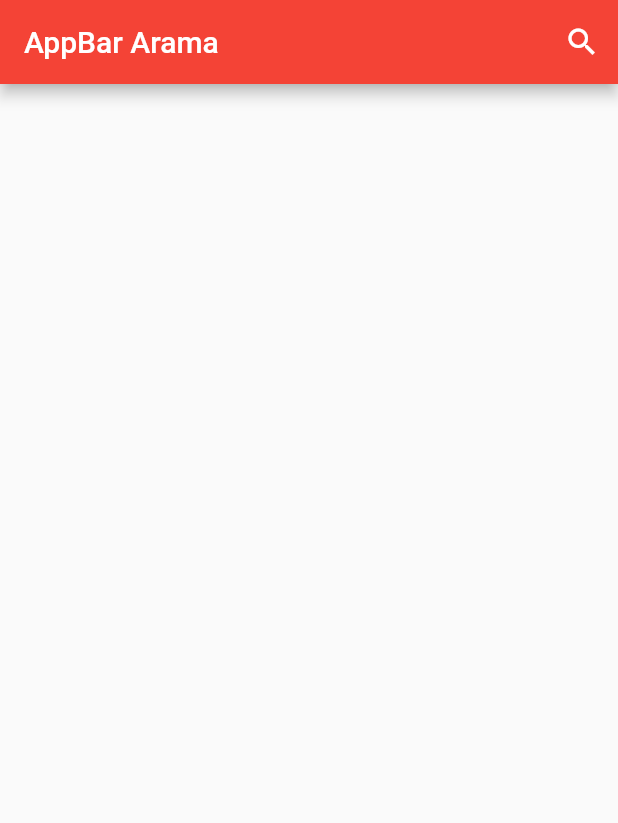
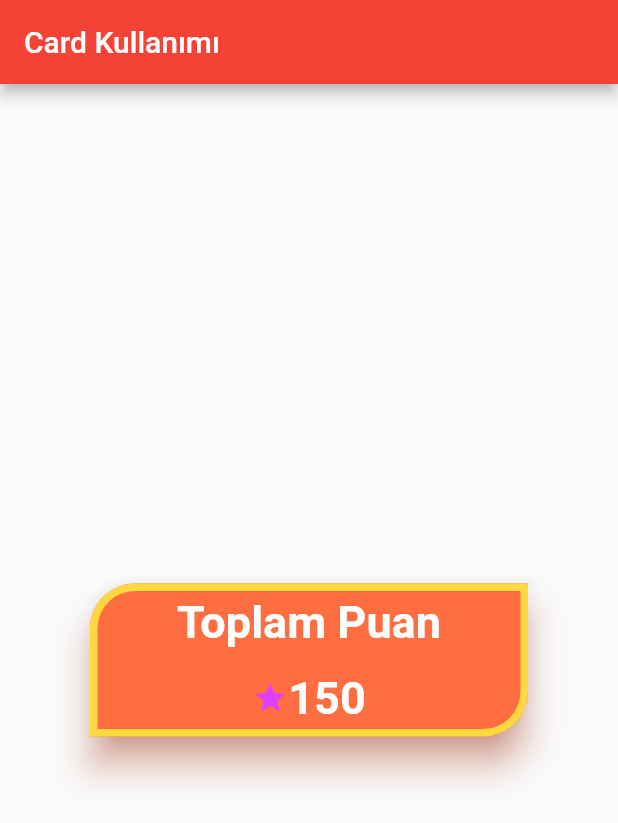
Before and after one commit to ahmtcylnn/flutter_begin, a Flutter app: the screen it shows after launch, on a phone screen of 412 x 824 dp. Shown: the top 823 px of the screen. Run offline on Flutter 3.47's test engine with Material 2 defaults, Android fonts, the phone set to English and light mode, and no system bars.

Commit message:
Using Cards

```diff
--- a/lib/cardKullanimi.dart
+++ b/lib/cardKullanimi.dart
@@ -0,0 +1,77 @@
+import 'package:flutter/material.dart';
+
+class cardKullanimi extends StatefulWidget {
+  const cardKullanimi({super.key});
+
+  @override
+  State<cardKullanimi> createState() => _cardKullanimiState();
+}
+
+class _cardKullanimiState extends State<cardKullanimi> {
+  @override
+  Widget build(BuildContext context) {
+    return Scaffold(
+      appBar: AppBar(
+          title: Column(
+        children: const [
+          Text("Card Kullanımı"),
+        ],
+      )),
+      body: Center(
+          child: Column(
+        mainAxisAlignment: MainAxisAlignment.center,
+        children: [
+          SizedBox(
+            width: 300,
+            child: Card(
+              color: Colors.deepOrangeAccent,
+              elevation: 10.0,
+              shadowColor: Colors.deepOrangeAccent,
+              shape: const RoundedRectangleBorder(
+                borderRadius: BorderRadius.only(
+                    bottomRight: Radius.circular(30),
+                    topLeft: Radius.circular(30)),
+                side: BorderSide(width: 5, color: Colors.amberAccent),
+              ),
+              child: Center(
+                  child: Column(
+                children: [
+                  const Padding(
+                    padding: EdgeInsets.all(8.0),
+                    child: Text(
+                      "Toplam Puan",
+                      style: TextStyle(
+                          color: Colors.white,
+                          fontSize: 30.0,
+                          fontWeight: FontWeight.bold),
+                    ),
+                  ),
+                  Padding(
+                    padding: const EdgeInsets.all(8.0),
+                    child: Row(
+                      mainAxisAlignment: MainAxisAlignment.center,
+                      // ignore: prefer_const_literals_to_create_immutables
+                      children: [
+                        const Icon(
+                          Icons.star,
+                          color: Colors.purpleAccent,
+                        ),
+                        const Text(
+                          "150",
+                          style: TextStyle(
+                              color: Colors.white,
+                              fontSize: 30.0,
+                              fontWeight: FontWeight.bold),
+                        )
+                      ],
+                    ),
+                  )
+                ],
+              )),
+            ),
+          )
+        ],
+      )),
+    );
+  }
+}
--- a/lib/main.dart
+++ b/lib/main.dart
@@ -1,8 +1,5 @@
 import 'package:flutter/material.dart';
-import 'package:flutter_begin/FormKullanimi.dart';
-import 'package:flutter_begin/AppBarKullanimi.dart';
-import 'package:flutter_begin/appBarArama.dart';
-import 'package:flutter_begin/popup.dart';
+import 'package:flutter_begin/cardKullanimi.dart';
 
 void main() {
   runApp(const MyApp());
@@ -19,7 +16,7 @@ class MyApp extends StatelessWidget {
       theme: ThemeData(
         primarySwatch: Colors.red,
       ),
-      home: const appBarArama(),
+      home: const cardKullanimi(),
     );
   }
 }
```
